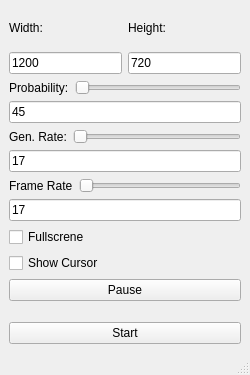
This is mainwindow.ui in mobergmann/white-noise-generator as Qt 5 draws it before an edit. The edited form follows.
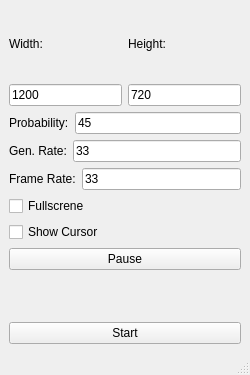
This is the edited form.

Commit message: added pause button (fixes #10) and removed isInit check and removed the sliders

```diff
--- a/mainwindow.ui
+++ b/mainwindow.ui
@@ -74,24 +74,14 @@
            </widget>
           </item>
           <item>
-           <widget class="QSlider" name="gen_slider">
-            <property name="maximum">
-             <number>120</number>
-            </property>
-            <property name="orientation">
-             <enum>Qt::Horizontal</enum>
+           <widget class="QLineEdit" name="gen_lineEdit">
+            <property name="text">
+             <string>33</string>
             </property>
            </widget>
           </item>
          </layout>
         </item>
-        <item>
-         <widget class="QLineEdit" name="gen_lineEdit">
-          <property name="text">
-           <string>17</string>
-          </property>
-         </widget>
-        </item>
        </layout>
       </item>
       <item row="5" column="0">
@@ -127,27 +117,17 @@
            </widget>
           </item>
           <item>
-           <widget class="QSlider" name="probability_slider">
-            <property name="maximum">
-             <number>100</number>
+           <widget class="QLineEdit" name="probability_lineEdit">
+            <property name="toolTip">
+             <string>&lt;html&gt;&lt;head/&gt;&lt;body&gt;&lt;p&gt;From 0 to 100. The Probability is then &lt;span style=&quot; font-style:italic;&quot;&gt;p = n/100&lt;/span&gt;.&lt;/p&gt;&lt;/body&gt;&lt;/html&gt;</string>
             </property>
-            <property name="orientation">
-             <enum>Qt::Horizontal</enum>
+            <property name="text">
+             <string>45</string>
             </property>
            </widget>
           </item>
          </layout>
         </item>
-        <item>
-         <widget class="QLineEdit" name="probability_lineEdit">
-          <property name="toolTip">
-           <string>&lt;html&gt;&lt;head/&gt;&lt;body&gt;&lt;p&gt;From 0 to 100. The Probability is then &lt;span style=&quot; font-style:italic;&quot;&gt;p = n/100&lt;/span&gt;.&lt;/p&gt;&lt;/body&gt;&lt;/html&gt;</string>
-          </property>
-          <property name="text">
-           <string>45</string>
-          </property>
-         </widget>
-        </item>
        </layout>
       </item>
       <item row="1" column="0">
@@ -197,26 +177,19 @@
           <item>
            <widget class="QLabel" name="frameRate_label">
             <property name="text">
-             <string>Frame Rate</string>
+             <string>Frame Rate:</string>
             </property>
            </widget>
           </item>
           <item>
-           <widget class="QSlider" name="frameRate_slider">
-            <property name="orientation">
-             <enum>Qt::Horizontal</enum>
+           <widget class="QLineEdit" name="frameRate_lineEdit">
+            <property name="text">
+             <string>33</string>
             </property>
            </widget>
           </item>
          </layout>
         </item>
-        <item>
-         <widget class="QLineEdit" name="frameRate_lineEdit">
-          <property name="text">
-           <string>17</string>
-          </property>
-         </widget>
-        </item>
        </layout>
       </item>
      </layout>
```
Left out of the diff: 13 changed lines with no effect on the pictures. The commit also changes 4 other files.
